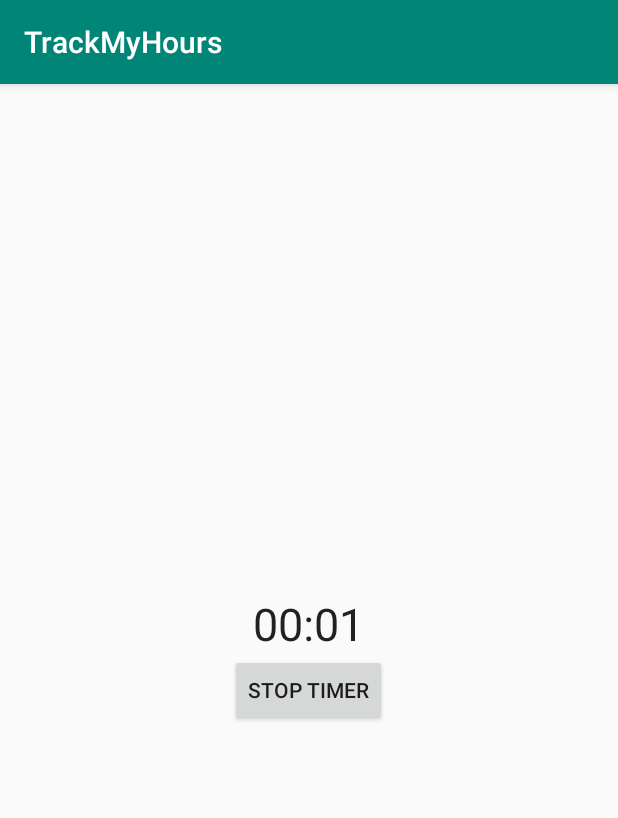
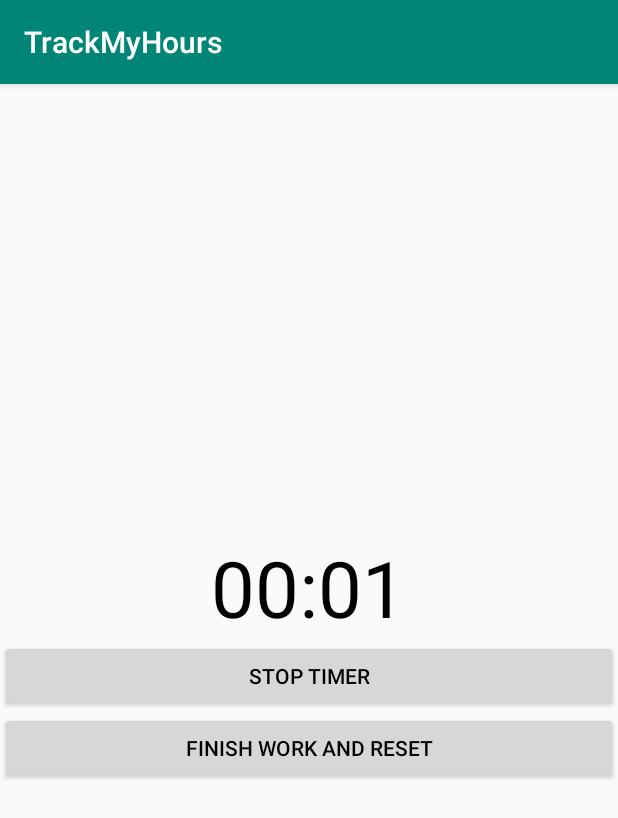
Before and after one commit to EricSumStu/August19, an Android app: the screen it shows after launch (MainActivity), after a tap on "START TIMER", on a phone screen of 412 x 824 dp. Shown: the top 818 px of the screen. Run offline under Robolectric (Android 15) with nearby library versions, the phone set to English and light mode, and no system bars.

Commit message:
Added Reset/Finish Work Button
- Reset button resets timer.
- Reset button is invisible when timer is paused (as timer paused means user is on break)
- Also changed button size

```diff
--- a/TrackMyHours/app/src/main/java/com/example/trackmyhours/MainActivity.java
+++ b/TrackMyHours/app/src/main/java/com/example/trackmyhours/MainActivity.java
@@ -14,6 +14,8 @@ public class MainActivity extends AppCompatActivity {
     private Chronometer chronometer;
     private long pauseOffset;
     private boolean running;
+    private Button mButtonStart;
+    private Button mButtonReset;
 
 
     @Override
@@ -23,30 +25,43 @@ public class MainActivity extends AppCompatActivity {
         chronometer = findViewById(R.id.chronometer);
         chronometer.setFormat("%s");
         chronometer.setBase(SystemClock.elapsedRealtime());
-        Button btn = (Button) findViewById(R.id.startButton);
+
+
     }
 
 
 
     public void startStopChronometer(View v) {
-        Button btn1 = (Button) findViewById(R.id.startButton);
+        mButtonStart = findViewById(R.id.startButton);
+        mButtonReset = findViewById(R.id.resetButton);
         if (!running) {
-           btn1.setText("Stop Timer");
+           mButtonStart.setText("Stop Timer");
             chronometer.setBase(SystemClock.elapsedRealtime() - pauseOffset);
             chronometer.start();
             running = true;
-
+            mButtonReset.setVisibility(View.VISIBLE);
 
         }
         //Stop button
         else {
-           btn1.setText("Start Timer");
+           mButtonStart.setText("Start Timer");
 
             chronometer.stop();
             pauseOffset = SystemClock.elapsedRealtime() - chronometer.getBase();
             running = false;
+            mButtonReset.setVisibility(View.INVISIBLE);
 
         }
 
     }
+    public void resetChronometer(View v) {
+        chronometer.setBase(SystemClock.elapsedRealtime());
+        pauseOffset = 0;
+        mButtonReset.setVisibility(View.INVISIBLE);
+        chronometer.stop();
+        running = false;
+        mButtonStart.setText("Start Timer");
+
+
+    }
 }
--- a/TrackMyHours/app/src/main/res/layout/activity_main.xml
+++ b/TrackMyHours/app/src/main/res/layout/activity_main.xml
@@ -8,18 +8,32 @@
     android:orientation="vertical"
     android:gravity="center">
 
-<Chronometer
-android:id="@+id/chronometer"
-android:layout_width="wrap_content"
-android:layout_height="wrap_content"
-android:textSize="30sp" />
+    <Chronometer
+        android:id="@+id/chronometer"
+        android:layout_width="wrap_content"
+        android:layout_height="wrap_content"
+        android:textColor="@android:color/black"
+        android:textSize="52sp" />
 
     <Button
-        android:layout_width="wrap_content"
+        android:id="@+id/startButton"
+        android:layout_width="match_parent"
         android:layout_height="wrap_content"
         android:onClick="startStopChronometer"
-        android:id="@+id/startButton"
-    android:text="@string/StartButtonText"/>
+        android:text="@string/StartButtonText"
+        android:textColor="@android:color/black" />
+
+
+    <Button
+        android:id="@+id/resetButton"
+        android:layout_width="match_parent"
+        android:layout_height="wrap_content"
+        android:onClick="resetChronometer"
+        android:text="@string/finish_work_text"
+        android:textColor="@android:color/black"
+        android:visibility="invisible"
+        tools:visibility="visible" />
+
 
 
     </LinearLayout>
--- a/TrackMyHours/app/src/main/res/values/strings.xml
+++ b/TrackMyHours/app/src/main/res/values/strings.xml
@@ -1,4 +1,5 @@
 <resources>
     <string name="app_name">TrackMyHours</string>
     <string name="StartButtonText">Start Timer</string>
-    </resources>
+    <string name="finish_work_text">Finish Work and Reset</string>
+</resources>
```
